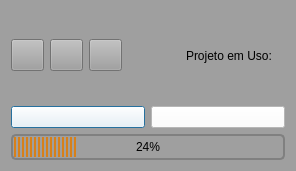
This is interfaceMonografia.ui in desenv-1dl/monografia as Qt 5 draws it before an edit. The edited form follows.
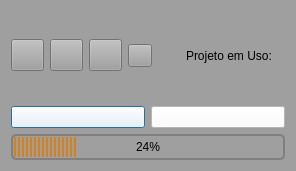
This is the edited form. Icons and pictures are not drawn.

```diff
--- a/interfaceMonografia.ui
+++ b/interfaceMonografia.ui
@@ -80,6 +80,19 @@
        </property>
       </widget>
      </item>
+     <item>
+      <widget class="QToolButton" name="loadImageButton">
+       <property name="toolTip">
+        <string>&lt;html&gt;&lt;head/&gt;&lt;body&gt;&lt;p&gt;Carregar Símbolo da OM&lt;/p&gt;&lt;/body&gt;&lt;/html&gt;</string>
+       </property>
+       <property name="styleSheet">
+        <string notr="true">image: url(:/monografia/icons/loadImage.png);</string>
+       </property>
+       <property name="text">
+        <string/>
+       </property>
+      </widget>
+     </item>
      <item>
       <spacer name="horizontalSpacer">
        <property name="orientation">
```
